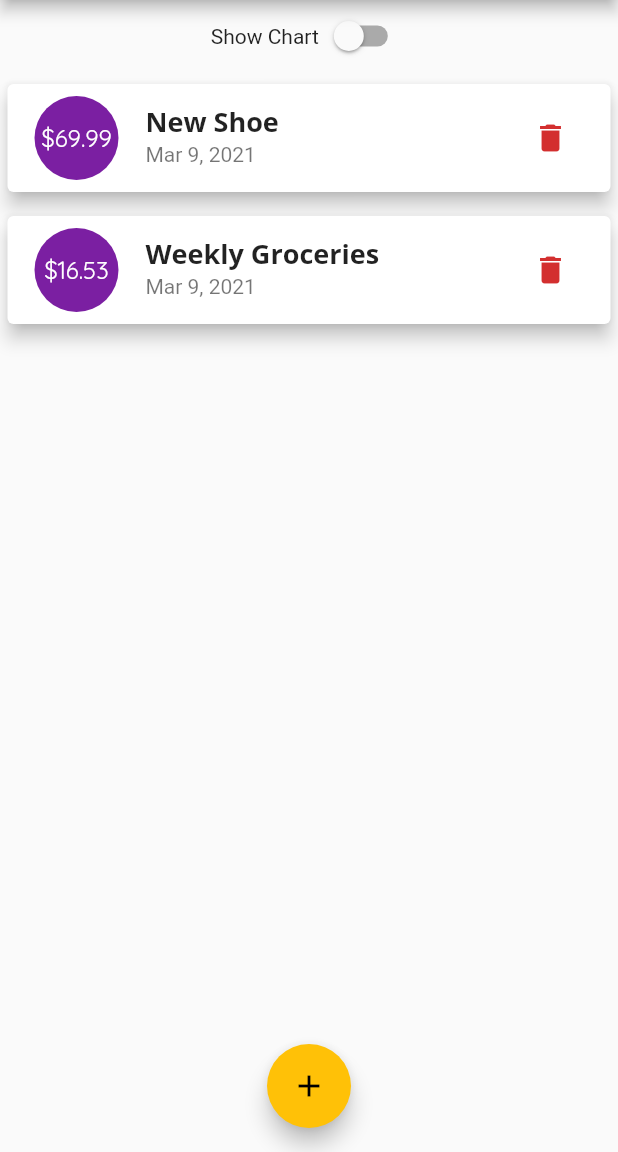
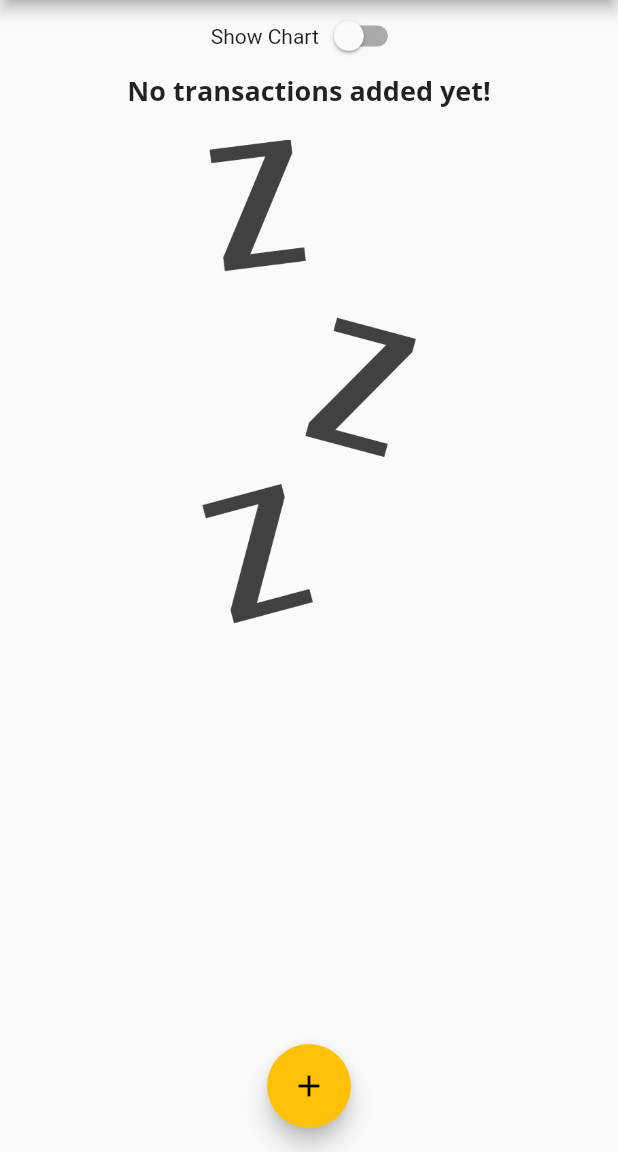
Before and after one commit to webkidt/Personal-Expense, a Flutter app: the screen it shows after launch, on a phone screen of 412 x 824 dp, the part 84-1236 px from its top. Run offline on Flutter 3.47's test engine with Material 2 defaults, Android fonts, the phone set to English and light mode, and no system bars.

Commit message:
Finishing Landscape Mode

```diff
--- a/lib/main.dart
+++ b/lib/main.dart
@@ -54,18 +54,18 @@ class MyHomePage extends StatefulWidget {
 
 class _MyHomePageState extends State<MyHomePage> {
   final List<Transaction> _userTransactions = [
-    Transaction(
-      id: 't1',
-      title: 'New Shoe',
-      amount: 69.99,
-      date: DateTime.now(),
-    ),
-    Transaction(
-      id: 't2',
-      title: 'Weekly Groceries',
-      amount: 16.53,
-      date: DateTime.now(),
-    ),
+    // Transaction(
+    //   id: 't1',
+    //   title: 'New Shoe',
+    //   amount: 69.99,
+    //   date: DateTime.now(),
+    // ),
+    // Transaction(
+    //   id: 't2',
+    //   title: 'Weekly Groceries',
+    //   amount: 16.53,
+    //   date: DateTime.now(),
+    // ),
   ];
 
   bool _showChart = false;
@@ -147,7 +147,7 @@ class _MyHomePageState extends State<MyHomePage> {
                     height: (MediaQuery.of(context).size.height -
                             appBar.preferredSize.height -
                             MediaQuery.of(context).padding.top) *
-                        0.3,
+                        0.7,
                     child: Chart(_recentTransactions),
                   )
                 : Container(
--- a/lib/widgets/transaction_list.dart
+++ b/lib/widgets/transaction_list.dart
@@ -12,7 +12,8 @@ class TransactionList extends StatelessWidget {
   @override
   Widget build(BuildContext context) {
     return transactions.isEmpty
-        ? Column(
+        ? LayoutBuilder(builder: (ctx, constraints) {
+            return Column(
               children: [
                 Text(
                   'No transactions added yet!',
@@ -22,14 +23,15 @@ class TransactionList extends StatelessWidget {
                   height: 20,
                 ),
                 Container(
-                height: 200,
+                  height: constraints.maxHeight * 0.6,
                   child: Image.asset(
                     'assets/images/waiting.png',
                     fit: BoxFit.cover,
                   ),
                 ),
               ],
-          )
+            );
+          })
         : ListView.builder(
             itemBuilder: (ctx, index) {
               return Card(
```
Lines whose indentation alone changed are shown as unchanged.
